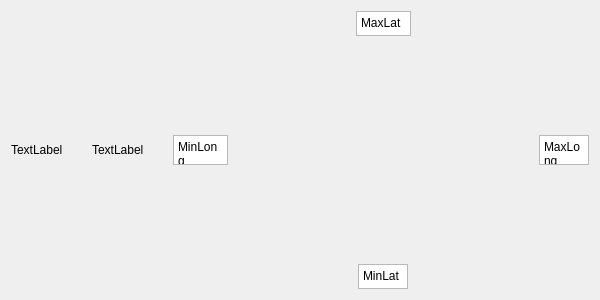
Old version of the form src/gui/adapters/gpsadapter.ui in the repository RoboJackets/igvc-software.
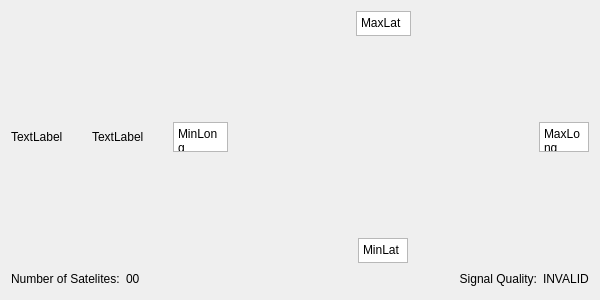
New version of the form.

Commit message: Adds new quality, numsats, and hdop fields to GPS data to better assess signal strength. Adds labels in GPSAdapter for displaying satelite count and signal quality.

```diff
--- a/src/gui/adapters/gpsadapter.ui
+++ b/src/gui/adapters/gpsadapter.ui
@@ -31,7 +31,9 @@
   <property name="windowTitle">
    <string>Form</string>
   </property>
-  <layout class="QHBoxLayout" name="horizontalLayout_2">
+  <layout class="QVBoxLayout" name="verticalLayout">
+   <item>
+    <layout class="QHBoxLayout" name="horizontalLayout">
    <item>
     <widget class="QLabel" name="LatitudeLabel">
      <property name="sizePolicy">
@@ -188,6 +190,68 @@
        </property>
        <property name="plainText">
         <string>MinLat</string>
+         </property>
+        </widget>
+       </item>
+      </layout>
+     </item>
+    </layout>
+   </item>
+   <item>
+    <layout class="QHBoxLayout" name="horizontalLayout_2">
+     <item>
+      <widget class="QLabel" name="label_3">
+       <property name="text">
+        <string>Number of Satelites:</string>
+       </property>
+      </widget>
+     </item>
+     <item>
+      <widget class="QLabel" name="label_NumSat">
+       <property name="text">
+        <string>00</string>
+       </property>
+      </widget>
+     </item>
+     <item>
+      <spacer name="horizontalSpacer">
+       <property name="orientation">
+        <enum>Qt::Horizontal</enum>
+       </property>
+       <property name="sizeHint" stdset="0">
+        <size>
+         <width>40</width>
+         <height>20</height>
+        </size>
+       </property>
+      </spacer>
+     </item>
+     <item>
+      <widget class="QLabel" name="label">
+       <property name="sizePolicy">
+        <sizepolicy hsizetype="Preferred" vsizetype="Preferred">
+         <horstretch>0</horstretch>
+         <verstretch>0</verstretch>
+        </sizepolicy>
+       </property>
+       <property name="text">
+        <string>Signal Quality:</string>
+       </property>
+       <property name="alignment">
+        <set>Qt::AlignRight|Qt::AlignTrailing|Qt::AlignVCenter</set>
+       </property>
+      </widget>
+     </item>
+     <item>
+      <widget class="QLabel" name="label_quality">
+       <property name="sizePolicy">
+        <sizepolicy hsizetype="Preferred" vsizetype="Preferred">
+         <horstretch>0</horstretch>
+         <verstretch>0</verstretch>
+        </sizepolicy>
+       </property>
+       <property name="text">
+        <string>INVALID</string>
        </property>
       </widget>
      </item>
```
Lines whose indentation alone changed are shown as unchanged. The commit also changes 5 other files.
